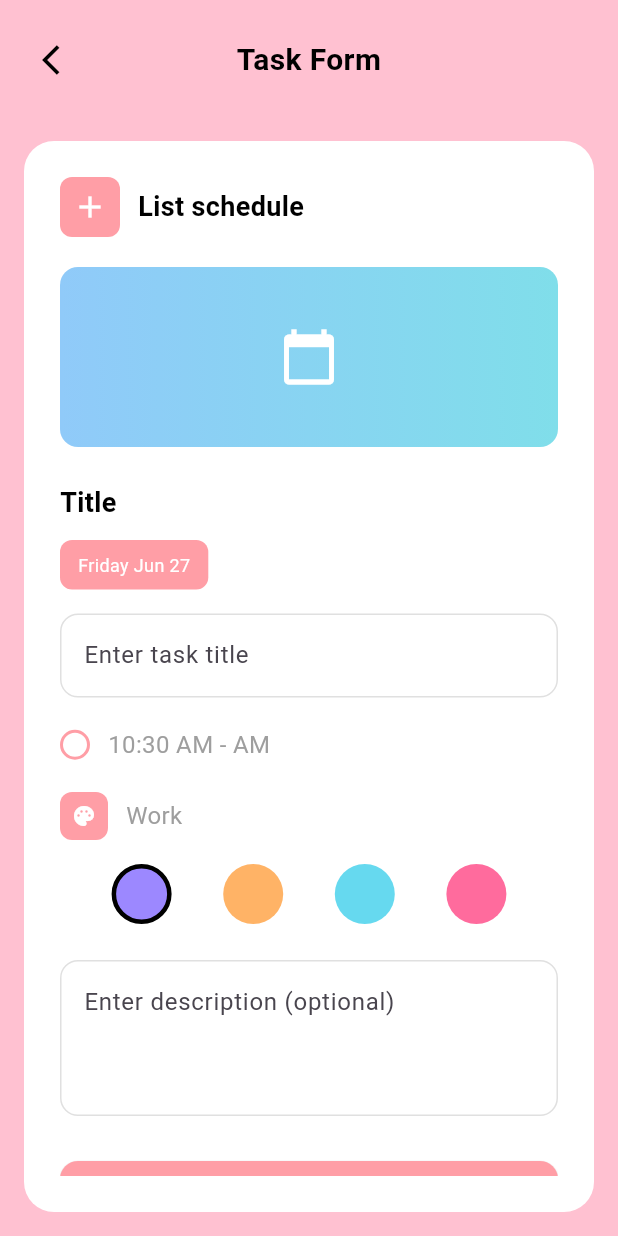
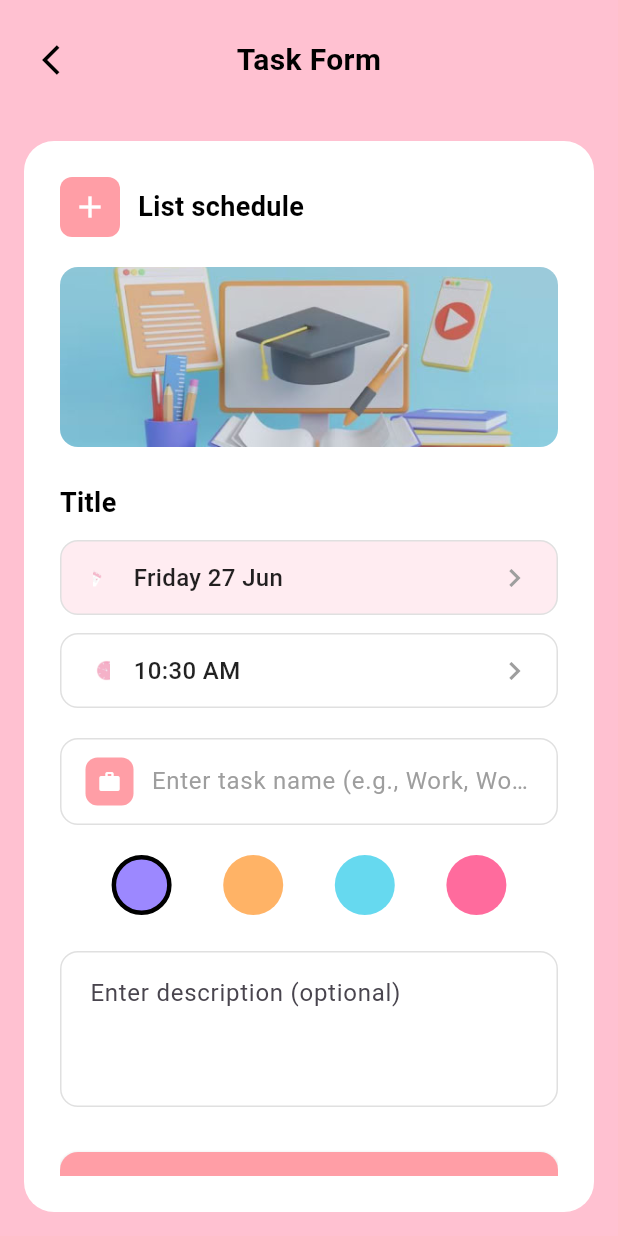
Before and after one commit to Masterly0607/sabay_list_itc, a Flutter app: the TaskFormScreen screen opened directly with empty values, on a phone screen of 412 x 824 dp. Run offline on Flutter 3.47's test engine with Material 3 defaults, Android fonts, the phone set to English and light mode, and no system bars.

Commit message:
update task_form_screen

```diff
--- a/lib/screens/task_form_screen.dart
+++ b/lib/screens/task_form_screen.dart
@@ -3,7 +3,7 @@ import 'package:sabay_list_itc/services/task_service.dart';
 import 'package:intl/intl.dart';
 
 class TaskFormScreen extends StatefulWidget {
-  final Task? task; // null for new task, existing task for editing
+  final Task? task;
   final Function(Task) onTaskSaved;
 
   const TaskFormScreen({super.key, this.task, required this.onTaskSaved});
@@ -13,8 +13,8 @@ class TaskFormScreen extends StatefulWidget {
 }
 
 class _TaskFormScreenState extends State<TaskFormScreen> {
-  final _titleController = TextEditingController();
   final _descriptionController = TextEditingController();
+  final _taskNameController = TextEditingController();
   DateTime _selectedDate = DateTime.now();
   TimeOfDay _selectedTime = TimeOfDay.now();
   Color _selectedColor = const Color(0xFF9C88FF);
@@ -30,7 +30,7 @@ class _TaskFormScreenState extends State<TaskFormScreen> {
   void initState() {
     super.initState();
     if (widget.task != null) {
-      _titleController.text = widget.task!.title;
+      _taskNameController.text = widget.task!.title; // Task name is the title
       _descriptionController.text = widget.task!.description;
       _selectedDate = widget.task!.deadline;
       _selectedTime = TimeOfDay.fromDateTime(widget.task!.deadline);
@@ -38,11 +38,18 @@ class _TaskFormScreenState extends State<TaskFormScreen> {
     }
   }
 
+  @override
+  void dispose() {
+    _descriptionController.dispose();
+    _taskNameController.dispose();
+    super.dispose();
+  }
+
   Future<void> _selectDate() async {
     final DateTime? picked = await showDatePicker(
       context: context,
       initialDate: _selectedDate,
-      firstDate: DateTime.now(),
+      firstDate: DateTime.now().subtract(const Duration(days: 365)), // Allow past dates for editing
       lastDate: DateTime.now().add(const Duration(days: 365)),
       builder: (context, child) {
         return Theme(
@@ -58,7 +65,7 @@ class _TaskFormScreenState extends State<TaskFormScreen> {
         );
       },
     );
-    if (picked != null && picked != _selectedDate) {
+    if (picked != null) {
       setState(() {
         _selectedDate = picked;
       });
@@ -83,7 +90,7 @@ class _TaskFormScreenState extends State<TaskFormScreen> {
         );
       },
     );
-    if (picked != null && picked != _selectedTime) {
+    if (picked != null) {
       setState(() {
         _selectedTime = picked;
       });
@@ -91,9 +98,12 @@ class _TaskFormScreenState extends State<TaskFormScreen> {
   }
 
   void _saveTask() {
-    if (_titleController.text.isEmpty) {
+    if (_taskNameController.text.trim().isEmpty) {
       ScaffoldMessenger.of(context).showSnackBar(
-        const SnackBar(content: Text('Please enter a task title')),
+        const SnackBar(
+          content: Text('Please enter a task name'),
+          backgroundColor: Colors.red,
+        ),
       );
       return;
     }
@@ -108,14 +118,14 @@ class _TaskFormScreenState extends State<TaskFormScreen> {
 
     final task = Task(
       id: widget.task?.id ?? DateTime.now().millisecondsSinceEpoch.toString(),
-      title: _titleController.text,
+      title: _taskNameController.text.trim(), // Use task name as title
       time: _selectedTime.format(context),
       deadline: deadline,
       isCompleted: widget.task?.isCompleted ?? false,
       borderColor: _selectedColor,
-      description: _descriptionController.text.isEmpty
+      description: _descriptionController.text.trim().isEmpty
           ? 'No description'
-          : _descriptionController.text,
+          : _descriptionController.text.trim(),
     );
 
     widget.onTaskSaved(task);
@@ -123,7 +133,7 @@ class _TaskFormScreenState extends State<TaskFormScreen> {
   }
 
   String _formatDate(DateTime date) {
-    return DateFormat('EEEE MMM dd').format(date);
+    return DateFormat('EEEE dd MMM').format(date);
   }
 
   @override
@@ -201,28 +211,20 @@ class _TaskFormScreenState extends State<TaskFormScreen> {
                         Container(
                           width: double.infinity,
                           height: 120,
-                          decoration: BoxDecoration(
-                            gradient: LinearGradient(
-                              colors: [
-                                Colors.blue.shade200,
-                                Colors.cyan.shade200,
-                              ],
+                          decoration: const BoxDecoration(
+                            image: DecorationImage(
+                              image: AssetImage('assets/task_form.png'),
+                              fit: BoxFit.cover,
                             ),
-                            borderRadius: BorderRadius.circular(12),
-                          ),
-                          child: const Center(
-                            child: Icon(
-                              Icons.calendar_today,
-                              size: 40,
-                              color: Colors.white,
-                            ),
+                            borderRadius: BorderRadius.all(Radius.circular(12)),
                           ),
                         ),
                         const SizedBox(height: 24),
 
-                        // Title Section
+                        // Title Section (Static)
                         const Text(
                           'Title',
+                          textAlign: TextAlign.center,
                           style: TextStyle(
                             fontSize: 18,
                             fontWeight: FontWeight.bold,
@@ -231,87 +233,91 @@ class _TaskFormScreenState extends State<TaskFormScreen> {
                         ),
                         const SizedBox(height: 12),
 
-                        // Date Display
-                        GestureDetector(
+                        // Date Row - Made more responsive
+                        InkWell(
                           onTap: _selectDate,
+                          borderRadius: BorderRadius.circular(12),
                           child: Container(
-                            padding: const EdgeInsets.symmetric(
-                              horizontal: 12,
-                              vertical: 8,
+                            padding: const EdgeInsets.symmetric(horizontal: 16, vertical: 12),
+                            decoration: BoxDecoration(
+                              color: const Color(0xFFFFC1D1).withOpacity(0.3),
+                              borderRadius: BorderRadius.circular(12),
+                              border: Border.all(color: Colors.grey.shade300),
                             ),
-                            decoration: BoxDecoration(
-                              color: const Color(0xFFFF9EA6),
-                              borderRadius: BorderRadius.circular(8),
+                            child: Row(
+                              children: [
+                                Image.asset(
+                                  'assets/calendar.png',
+                                  width: 20,
+                                  height: 20,
                                 ),
-                            child: Text(
+                                const SizedBox(width: 12),
+                                Text(
                                   _formatDate(_selectedDate),
                                   style: const TextStyle(
-                                color: Colors.white,
-                                fontSize: 12,
+                                    fontSize: 16,
+                                    color: Colors.black87,
+                                    fontWeight: FontWeight.w500,
+                                  ),
+                                ),
+                                const Spacer(),
+                                const Icon(
+                                  Icons.keyboard_arrow_right,
+                                  color: Colors.grey,
+                                ),
+                              ],
                             ),
                           ),
                         ),
+                        const SizedBox(height: 12),
+
+                        // Time Row - Made more responsive
+                        InkWell(
+                          onTap: _selectTime,
+                          borderRadius: BorderRadius.circular(12),
+                          child: Container(
+                            padding: const EdgeInsets.symmetric(horizontal: 16, vertical: 12),
+                            decoration: BoxDecoration(
+                              color: Colors.white,
+                              borderRadius: BorderRadius.circular(12),
+                              border: Border.all(color: Colors.grey.shade300),
                             ),
-                        const SizedBox(height: 16),
-
-                        // Title Input
-                        TextField(
-                          controller: _titleController,
-                          decoration: InputDecoration(
-                            hintText: 'Enter task title',
-                            border: OutlineInputBorder(
-                              borderRadius: BorderRadius.circular(12),
-                              borderSide: BorderSide(
-                                color: Colors.grey.shade300,
+                            child: Row(
+                              children: [
+                                Image.asset(
+                                  'assets/clock.png',
+                                  width: 20,
+                                  height: 20,
+                                ),
+                                const SizedBox(width: 12),
+                                Text(
+                                  _selectedTime.format(context),
+                                  style: const TextStyle(
+                                    fontSize: 16,
+                                    color: Colors.black87,
+                                    fontWeight: FontWeight.w500,
                                   ),
                                 ),
-                            enabledBorder: OutlineInputBorder(
-                              borderRadius: BorderRadius.circular(12),
-                              borderSide: BorderSide(
-                                color: Colors.grey.shade300,
+                                const Spacer(),
+                                const Icon(
+                                  Icons.keyboard_arrow_right,
+                                  color: Colors.grey,
                                 ),
-                            ),
-                            focusedBorder: OutlineInputBorder(
-                              borderRadius: BorderRadius.circular(12),
-                              borderSide: const BorderSide(
-                                color: Color(0xFFFF9EA6),
-                              ),
+                              ],
                             ),
                           ),
                         ),
                         const SizedBox(height: 20),
 
-                        // Time Section
-                        Row(
-                          children: [
+                        // Task Name Input - This is what user can edit (Work, Workout, etc.)
                         Container(
-                              width: 20,
-                              height: 20,
+                          padding: const EdgeInsets.symmetric(horizontal: 16, vertical: 4),
                           decoration: BoxDecoration(
-                                shape: BoxShape.circle,
-                                border: Border.all(
-                                  color: const Color(0xFFFF9EA6),
-                                  width: 2,
+                            color: Colors.white,
+                            borderRadius: BorderRadius.circular(12),
+                            border: Border.all(color: Colors.grey.shade300),
                           ),
-                              ),
-                            ),
-                            const SizedBox(width: 12),
-                            GestureDetector(
-                              onTap: _selectTime,
-                              child: Text(
-                                '${_selectedTime.format(context)} - AM',
-                                style: const TextStyle(
-                                  fontSize: 16,
-                                  color: Colors.grey,
-                                ),
-                              ),
-                            ),
-                          ],
-                        ),
-                        const SizedBox(height: 20),
-
-                        // Color Section
-                        Row(
+                          child: Row(
                             children: [
                               Container(
                                 padding: const EdgeInsets.all(8),
@@ -320,22 +326,36 @@ class _TaskFormScreenState extends State<TaskFormScreen> {
                                   borderRadius: BorderRadius.circular(8),
                                 ),
                                 child: const Icon(
-                                Icons.palette,
+                                  Icons.work,
                                   color: Colors.white,
                                   size: 16,
                                 ),
                               ),
                               const SizedBox(width: 12),
-                            const Text(
-                              'Work',
-                              style: TextStyle(
+                              Expanded(
+                                child: TextField(
+                                  controller: _taskNameController,
+                                  style: const TextStyle(
+                                    fontSize: 16,
+                                    color: Colors.black87,
+                                    fontWeight: FontWeight.w500,
+                                  ),
+                                  decoration: const InputDecoration(
+                                    hintText: 'Enter task name (e.g., Work, Workout)',
+                                    border: InputBorder.none,
+                                    hintStyle: TextStyle(
                                       fontSize: 16,
                                       color: Colors.grey,
+                                      fontWeight: FontWeight.w400,
+                                    ),
+                                    contentPadding: EdgeInsets.symmetric(vertical: 12),
+                                  ),
                                 ),
                               ),
                             ],
                           ),
-                        const SizedBox(height: 16),
+                        ),
+                        const SizedBox(height: 20),
 
                         // Color Selection
                         Row(
@@ -383,6 +403,7 @@ class _TaskFormScreenState extends State<TaskFormScreen> {
                                 color: Color(0xFFFF9EA6),
                               ),
                             ),
+                            contentPadding: const EdgeInsets.all(16),
                           ),
                         ),
                         const SizedBox(height: 30),
@@ -398,6 +419,7 @@ class _TaskFormScreenState extends State<TaskFormScreen> {
                                 borderRadius: BorderRadius.circular(12),
                               ),
                               padding: const EdgeInsets.symmetric(vertical: 16),
+                              elevation: 2,
                             ),
                             child: const Text(
                               'Save',
--- a/pubspec.yaml
+++ b/pubspec.yaml
@@ -65,6 +65,8 @@ flutter:
     - assets/login.png
     - assets/signup.png
     - assets/workout_image.png
+    - assets/task_form.png
+
 
 
 
```
Also changed, not shown: assets/task_form.png (added). Lines whose indentation alone changed are shown as unchanged.
